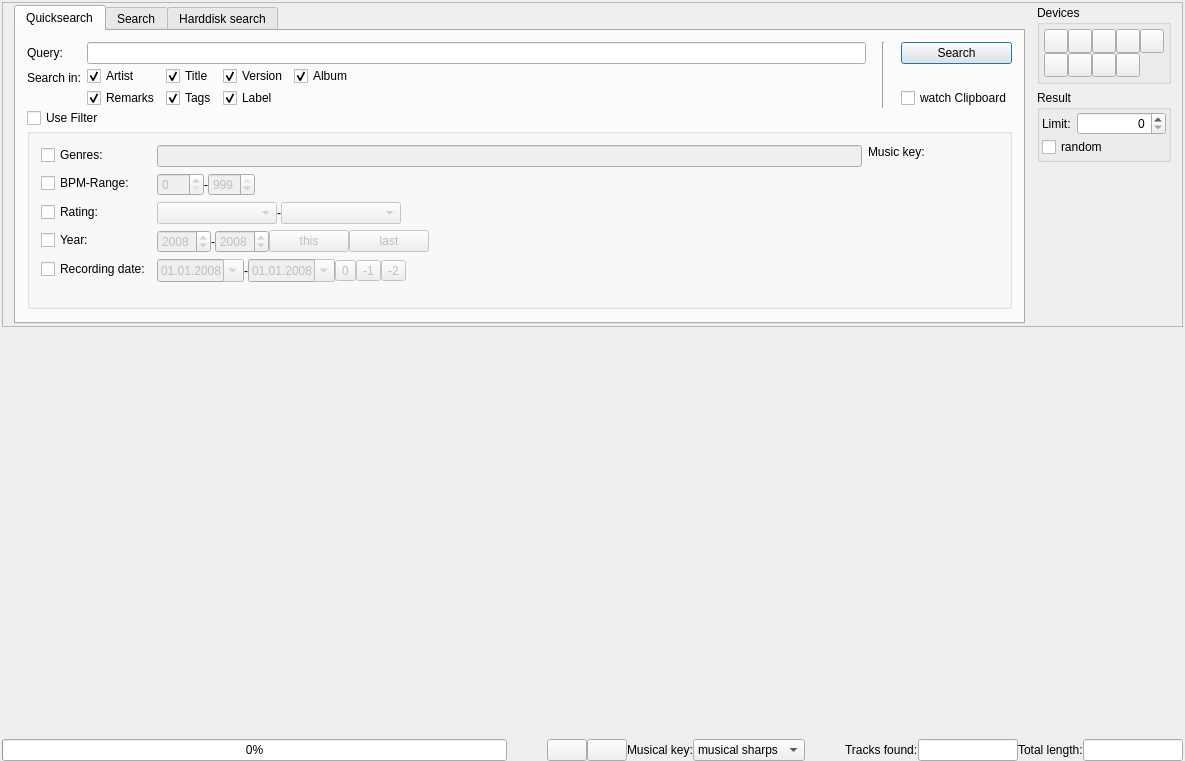
The window that trunk/src/search/search.ui (pfedick/winmusik) describes before a commit, drawn with Qt 5.
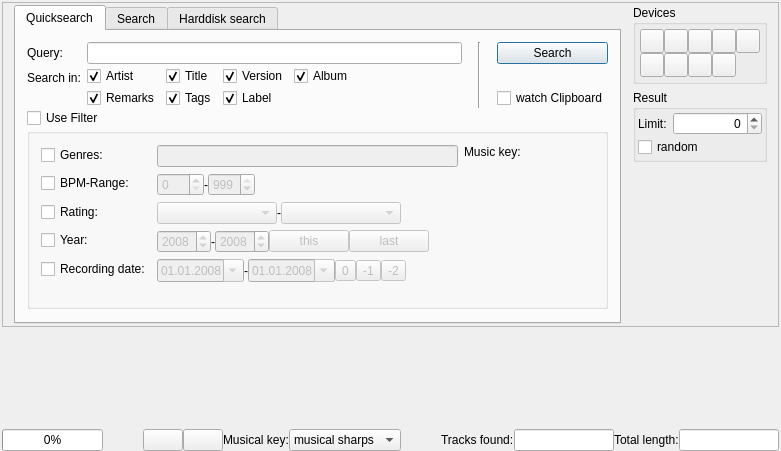
The same window after the commit. Icons and pictures are not drawn. Custom widgets are drawn as their Qt base class.

Commit message: Suchfenster verkleinert

What changed in the file:
```diff
--- a/trunk/src/search/search.ui
+++ b/trunk/src/search/search.ui
@@ -6,8 +6,8 @@
    <rect>
     <x>0</x>
     <y>0</y>
-    <width>1185</width>
-    <height>761</height>
+    <width>781</width>
+    <height>451</height>
    </rect>
   </property>
   <property name="windowTitle">
```
Left out of the diff: 2 changed lines with no effect on the pictures.
